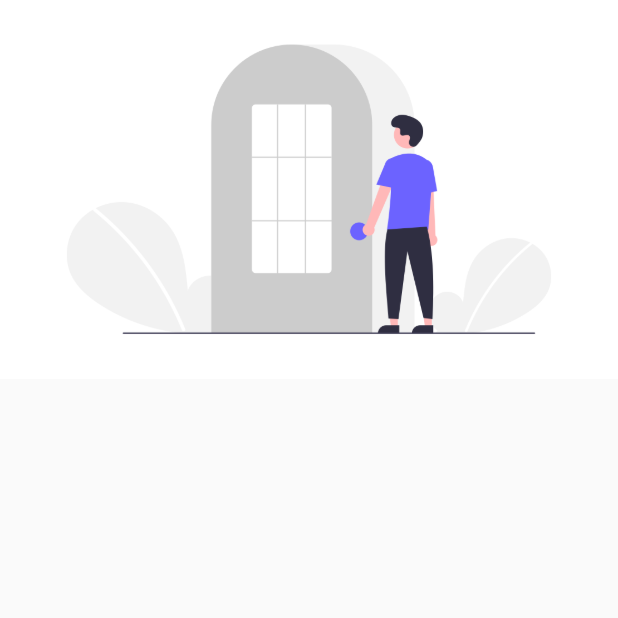
After one commit to ashwi142002/Firstly_learning_flutter, a Flutter app: the screen it shows after launch, on a phone screen of 412 x 824 dp, the top half of it. The commit adds this screen. Run offline on Flutter 3.47's test engine with Material 2 defaults, Android fonts, the phone set to English and light mode, and no system bars.

Commit message:
its my first commit

```diff
--- /dev/null
+++ b/lib/Screens/login_page.dart
@@ -0,0 +1,15 @@
+import 'package:flutter/material.dart';
+
+class Loginpage extends StatelessWidget {
+  const Loginpage({Key? key}) : super(key: key);
+
+  @override
+  Widget build(BuildContext context) {
+    return Material(
+        child: Column(
+      children: [
+        Image.asset("assets/images/login.png"),
+      ],
+    ));
+  }
+}
--- a/lib/main.dart
+++ b/lib/main.dart
@@ -1,4 +1,5 @@
-import 'package:app1/homepage.dart';
+import 'package:app1/Screens/homepage.dart';
+import 'package:app1/Screens/login_page.dart';
 import 'package:flutter/material.dart';
 
 void main() {
@@ -8,6 +9,17 @@ void main() {
 class MyApp extends StatelessWidget {
   @override
   Widget build(BuildContext context) {
-    return MaterialApp(home: Homepage());
+    return MaterialApp(
+      themeMode: ThemeMode.light,
+      theme: ThemeData(primarySwatch: Colors.green),
+      darkTheme: ThemeData(
+        brightness: Brightness.dark,
+      ),
+      initialRoute: "/",
+      routes: {
+        "/": (context) => Loginpage(),
+        "/home": (context) => Homepage(),
+      },
+    );
   }
 }
--- a/pubspec.yaml
+++ b/pubspec.yaml
@@ -45,8 +45,8 @@ flutter:
   uses-material-design: true
 
   # To add assets to your application, add an assets section, like this:
-  # assets:
-  #   - images/a_dot_burr.jpeg
+  assets:
+        - assets/images/
   #   - images/a_dot_ham.jpeg
 
   # An image asset can refer to one or more resolution-specific "variants", see
```
Also changed, not shown: assets/images/login.png (added), lib/Screens/homepage.dart (renamed from lib/homepage.dart).
